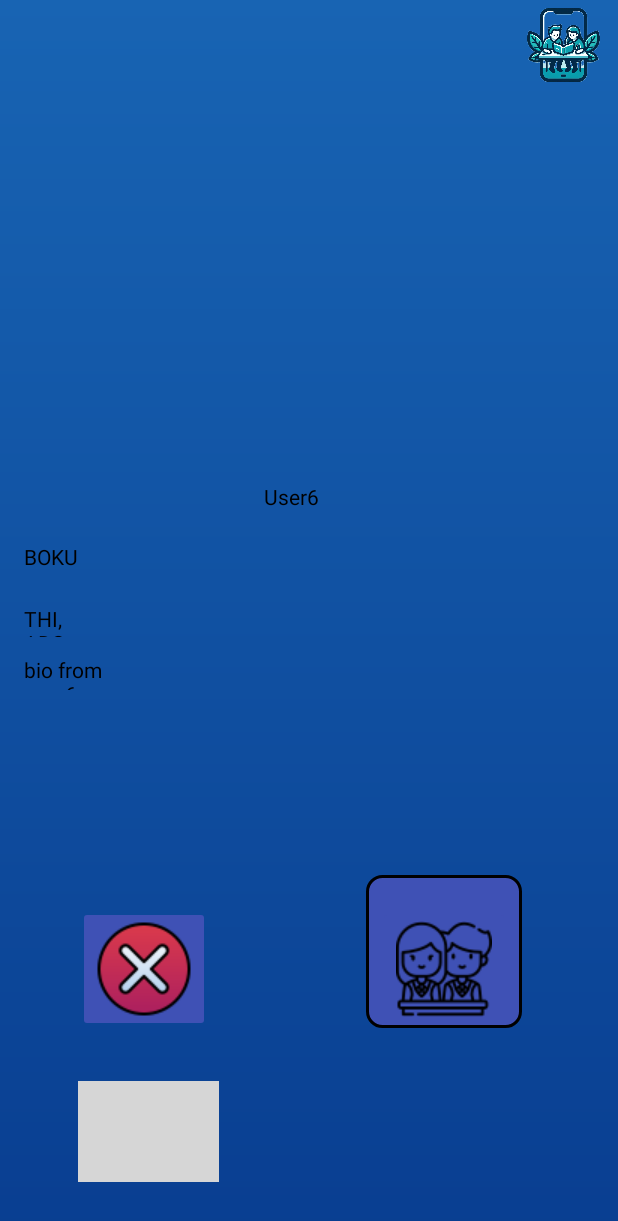
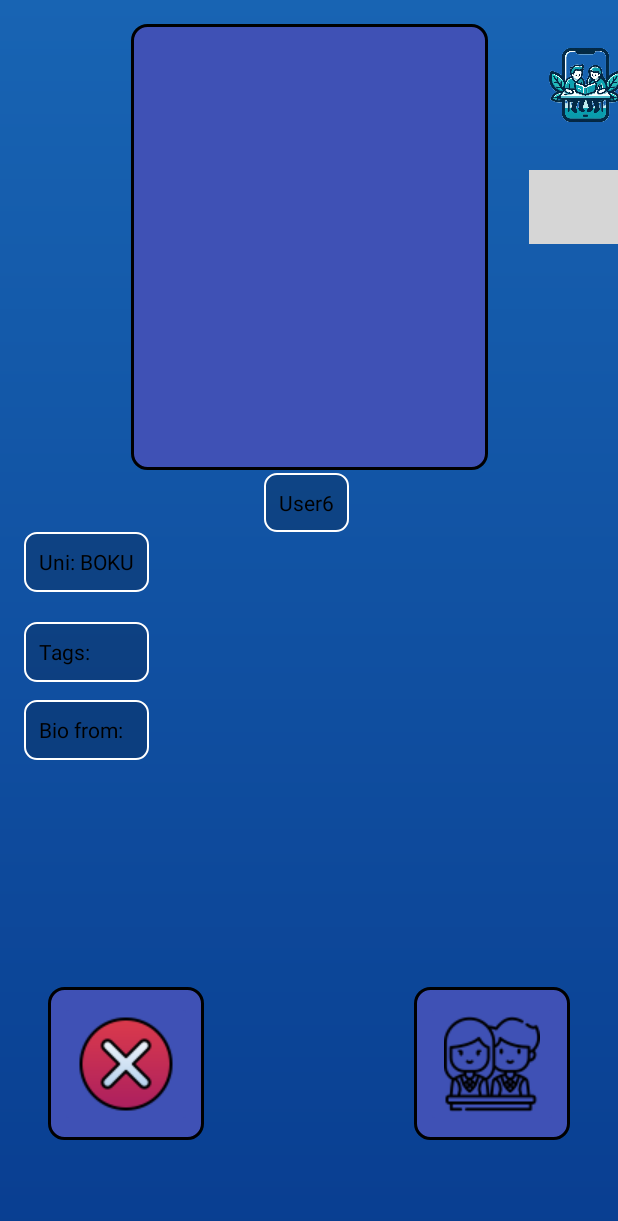
Before and after one commit to T-A-Winter/StudyMate, an Android app: the MatchingAlgorithm screen opened directly, with no data from a screen before it, on a phone screen of 412 x 824 dp. Shown: the top 1221 px of the screen. Run offline under Robolectric (Android 15) with nearby library versions, the light colour scheme and no system bars; libraries missing offline, so code that uses them is left out: com.github.chrisbanes.photoview; plain views replace PhotoView; pictures from the network do not load; Roboto replaces fonts that are not available here; 3 statements that could not run were skipped; grey boxes are pictures that could not be loaded.

Commit message:
promtMatchedUser problems added TODO

```diff
--- a/app/src/main/java/univie/hci/studymate/MatchingAlgorithm.java
+++ b/app/src/main/java/univie/hci/studymate/MatchingAlgorithm.java
@@ -26,15 +26,20 @@ import java.util.stream.Collectors;
 import java.util.stream.IntStream;
 
 public class MatchingAlgorithm extends AppCompatActivity {
-    Random random = new Random();
+    private Random random = new Random();
     // matching algo is created with random users
-    Matching matchingAlgo = new Matching(createRandomUsers());
+    private Matching matchingAlgo = new Matching(createRandomUsers());
     static final private String USER_MATCHING_ALGO_STRING = MainActivity.USER_MATCHING_ALGO_STRING;
-    User user;
-    Queue<User> matchedUsers;
-    String nothingHereText = "Sorry nothing here";
-    User currentlyViewedUser;
+    private User user;
+    private Queue<User> matchedUsers;
+    private String nothingHereText = "Sorry nothing here";
+    private User currentlyViewedUser;
     private ImageView settingsButton;
+
+    private String uniTextPrefix = "Uni: ";
+    private String tagsTextPrefix = "Tags: ";
+    private String bioTextPrefix = "Bio from:\n";
+
 
 
     @Override
@@ -137,6 +142,7 @@ public class MatchingAlgorithm extends AppCompatActivity {
     }
 
     private void promptMatchedUser() {
+        // TODO: textViews are not shown correctly.
         TextView uniTextView = findViewById(R.id.UniTextView);
         TextView tagsTextView = findViewById(R.id.TagsTextView);
         TextView bioTextView = findViewById(R.id.BioTextView);
@@ -149,20 +155,34 @@ public class MatchingAlgorithm extends AppCompatActivity {
             nameTextView.setText(nothingHereText);
             return;
         }
+
         // get the strings for the TextViews
         nameTextView.setText(currentlyViewedUser.getName());
-        uniTextView.setText(currentlyViewedUser.getUniversity().name());
+        String uniText = uniTextPrefix + currentlyViewedUser.getUniversity().name();
+        uniTextView.setText(uniText);
+
         // Building the tags string TextView
         String tags = currentlyViewedUser.getTags().stream()
                 .map(Tag::name)
                 .collect(Collectors.joining(", "));
-        tagsTextView.setText(tags);
 
+
+        if (tags.isEmpty()) {
+            String nothingHereTags = tagsTextPrefix + nothingHereText;
+            tagsTextView.setText(nothingHereTags);
+        } else {
+            String tagsText = tagsTextPrefix + tags;
+            tagsTextView.setText(tagsText);
+        }
+
+        // Bio text view
         if (currentlyViewedUser.getBiography() == null || currentlyViewedUser.getBiography().isEmpty()) {
             bioTextView.setText(nothingHereText);
         } else {
-            bioTextView.setText(currentlyViewedUser.getBiography());
+            String bioText = bioTextPrefix + currentlyViewedUser.getBiography();
+            bioTextView.setText(bioText);
         }
+
         setRandomProfilePicture();
     }
 
--- a/app/src/main/res/layout/activity_matching_algorithm.xml
+++ b/app/src/main/res/layout/activity_matching_algorithm.xml
@@ -8,77 +8,84 @@
     tools:context=".MatchingAlgorithm">
 
     <ImageView
-        android:id="@+id/backgroundImage"
+        android:id="@+id/backgroundImage1"
+        android:layout_width="104dp"
+        android:layout_height="102dp"
+        android:layout_marginEnd="32dp"
+        android:layout_marginBottom="64dp"
+        android:scaleType="centerCrop"
+        app:layout_constraintBottom_toBottomOf="parent"
+        app:layout_constraintEnd_toEndOf="parent"
+        app:srcCompat="@drawable/my_button_bg" />
+
+    <ImageView
+        android:id="@+id/backgroundImage2"
+        android:layout_width="238dp"
+        android:layout_height="297dp"
+        android:layout_marginStart="32dp"
+        android:layout_marginEnd="32dp"
+        android:scaleType="centerCrop"
+        app:layout_constraintBottom_toBottomOf="parent"
+        app:layout_constraintEnd_toEndOf="parent"
+        app:layout_constraintStart_toStartOf="parent"
+        app:layout_constraintTop_toTopOf="parent"
+        app:layout_constraintVertical_bias="0.03"
+        app:srcCompat="@drawable/my_button_bg" />
+
+    <ImageView
+        android:id="@+id/backgroundImage3"
         android:layout_width="104dp"
         android:layout_height="102dp"
         android:layout_marginStart="32dp"
-        android:layout_marginEnd="32dp"
-        android:layout_marginBottom="32dp"
+        android:layout_marginBottom="64dp"
         android:scaleType="centerCrop"
         app:layout_constraintBottom_toBottomOf="parent"
-        app:layout_constraintEnd_toEndOf="parent"
-        app:layout_constraintHorizontal_bias="0.868"
         app:layout_constraintStart_toStartOf="parent"
-        app:layout_constraintTop_toTopOf="parent"
-        app:layout_constraintVertical_bias="0.845"
         app:srcCompat="@drawable/my_button_bg" />
 
     <com.github.chrisbanes.photoview.PhotoView
         android:id="@+id/profilePicture"
         android:layout_width="212dp"
         android:layout_height="265dp"
-        android:layout_marginStart="32dp"
-        android:layout_marginTop="32dp"
-        android:layout_marginEnd="32dp"
-        android:layout_marginBottom="32dp"
-        app:layout_constraintBottom_toBottomOf="parent"
-        app:layout_constraintEnd_toEndOf="parent"
-        app:layout_constraintHorizontal_bias="0.398"
-        app:layout_constraintStart_toStartOf="parent"
-        app:layout_constraintTop_toTopOf="parent"
+        android:layout_marginTop="10dp"
+        app:layout_constraintBottom_toBottomOf="@+id/backgroundImage2"
+        app:layout_constraintEnd_toEndOf="@+id/backgroundImage2"
+        app:layout_constraintStart_toStartOf="@+id/backgroundImage2"
+        app:layout_constraintTop_toTopOf="@+id/backgroundImage2"
         app:layout_constraintVertical_bias="0.0" />
+
 
     <ImageButton
         android:id="@+id/matchButton"
         android:layout_width="wrap_content"
         android:layout_height="wrap_content"
-        android:layout_marginEnd="72dp"
-        android:layout_marginBottom="136dp"
         android:backgroundTint="#3F51B5"
         android:onClick="matchedWithUser"
-        app:layout_constraintBottom_toBottomOf="parent"
-        app:layout_constraintEnd_toEndOf="parent"
+        app:layout_constraintBottom_toBottomOf="@+id/backgroundImage1"
+        app:layout_constraintEnd_toEndOf="@+id/backgroundImage1"
+        app:layout_constraintStart_toStartOf="@+id/backgroundImage1"
+        app:layout_constraintTop_toTopOf="@+id/backgroundImage1"
         app:srcCompat="@drawable/students" />
 
     <ImageButton
         android:id="@+id/RejectButton"
         android:layout_width="wrap_content"
         android:layout_height="wrap_content"
-        android:layout_marginStart="52dp"
-        android:layout_marginBottom="136dp"
         android:backgroundTint="#3F51B5"
         android:onClick="declineWithUser"
-        app:layout_constraintBottom_toBottomOf="parent"
-        app:layout_constraintStart_toStartOf="parent"
+        app:layout_constraintBottom_toBottomOf="@+id/backgroundImage3"
+        app:layout_constraintEnd_toEndOf="@+id/backgroundImage3"
+        app:layout_constraintStart_toStartOf="@+id/backgroundImage3"
+        app:layout_constraintTop_toTopOf="@+id/backgroundImage3"
         app:srcCompat="@drawable/cross" />
 
     <TextView
-        android:id="@+id/UniTextView"
-        android:layout_width="53dp"
-        android:layout_height="21dp"
-        android:layout_marginStart="16dp"
-        android:layout_marginTop="64dp"
-        android:text="Uni"
-        android:textColor="#000000"
-        app:layout_constraintStart_toStartOf="parent"
-        app:layout_constraintTop_toBottomOf="@+id/profilePicture" />
-
-    <TextView
         android:id="@+id/TagsTextView"
-        android:layout_width="53dp"
-        android:layout_height="22dp"
+        android:layout_width="83dp"
+        android:layout_height="40dp"
         android:layout_marginStart="16dp"
         android:layout_marginTop="20dp"
+        android:background="@drawable/edit_text_background"
         android:text="Tags"
         android:textColor="#000000"
         app:layout_constraintStart_toStartOf="parent"
@@ -86,10 +93,11 @@
 
     <TextView
         android:id="@+id/BioTextView"
-        android:layout_width="53dp"
-        android:layout_height="23dp"
+        android:layout_width="83dp"
+        android:layout_height="40dp"
         android:layout_marginStart="16dp"
         android:layout_marginTop="12dp"
+        android:background="@drawable/edit_text_background"
         android:text="Bio"
         android:textColor="#000000"
         app:layout_constraintStart_toStartOf="parent"
@@ -101,16 +109,29 @@
         android:layout_height="wrap_content"
         android:layout_marginStart="176dp"
         android:layout_marginTop="24dp"
+        android:background="@drawable/edit_text_background"
         android:text="Name"
         android:textColor="#000000"
         app:layout_constraintStart_toStartOf="parent"
         app:layout_constraintTop_toBottomOf="@+id/profilePicture" />
+
+    <TextView
+        android:id="@+id/UniTextView"
+        android:layout_width="83dp"
+        android:layout_height="40dp"
+        android:layout_marginStart="16dp"
+        android:background="@drawable/edit_text_background"
+        android:text="Uni"
+        android:textColor="#000000"
+        app:layout_constraintStart_toStartOf="parent"
+        app:layout_constraintTop_toBottomOf="@+id/nameTextView" />
 
     <ImageView
         android:id="@+id/imageView3"
         android:layout_width="59dp"
         android:layout_height="49dp"
         android:layout_marginStart="48dp"
+        android:layout_marginTop="32dp"
         app:layout_constraintBottom_toTopOf="@+id/backgroundImage"
         app:layout_constraintStart_toEndOf="@+id/profilePicture"
         app:layout_constraintTop_toTopOf="parent"
@@ -119,15 +140,14 @@
 
     <ImageView
         android:id="@+id/settingsButton"
-        android:layout_width="94dp"
-        android:layout_height="67dp"
-        android:layout_marginBottom="24dp"
-        app:layout_constraintBottom_toBottomOf="parent"
+        android:layout_width="59dp"
+        android:layout_height="49dp"
+        android:layout_marginStart="13dp"
+        android:layout_marginTop="32dp"
         app:layout_constraintEnd_toEndOf="parent"
-        app:layout_constraintHorizontal_bias="0.164"
-        app:layout_constraintStart_toStartOf="parent"
-        app:layout_constraintTop_toBottomOf="@+id/RejectButton"
-        app:layout_constraintVertical_bias="0.733"
+        app:layout_constraintHorizontal_bias="1.0"
+        app:layout_constraintStart_toEndOf="@+id/profilePicture"
+        app:layout_constraintTop_toBottomOf="@+id/imageView3"
         app:srcCompat="@drawable/settingsbutton" />
 
 </androidx.constraintlayout.widget.ConstraintLayout>
```
